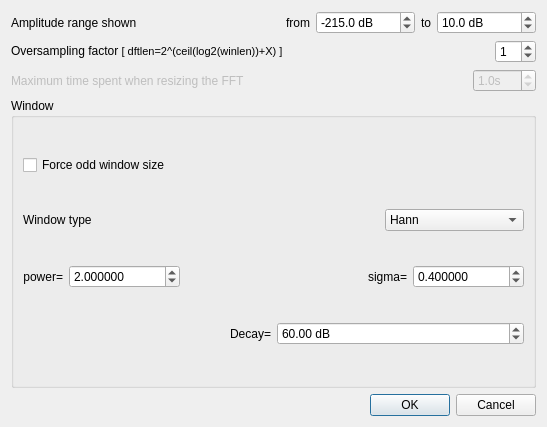
The window that src/gvamplitudespectrumwdialogsettings.ui (gillesdegottex/dfasma) describes before a commit, drawn with Qt 5.
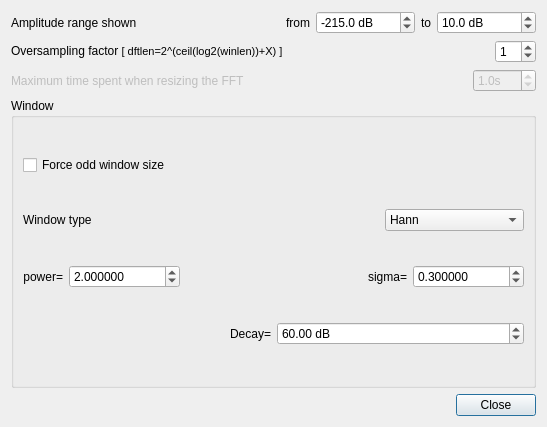
The same window after the commit. Icons and pictures are not drawn.

Commit message: Save/Load all settings #59

What changed in the file:
```diff
--- a/src/gvamplitudespectrumwdialogsettings.ui
+++ b/src/gvamplitudespectrumwdialogsettings.ui
@@ -319,7 +319,7 @@
              <double>0.100000000000000</double>
             </property>
             <property name="value">
-             <double>0.400000000000000</double>
+             <double>0.300000000000000</double>
             </property>
            </widget>
           </item>
@@ -390,7 +390,7 @@
         <enum>Qt::Horizontal</enum>
        </property>
        <property name="standardButtons">
-        <set>QDialogButtonBox::Cancel|QDialogButtonBox::Ok</set>
+        <set>QDialogButtonBox::Close</set>
        </property>
       </widget>
      </item>
```
Left out of the diff: 8 changed lines with no effect on the pictures.
